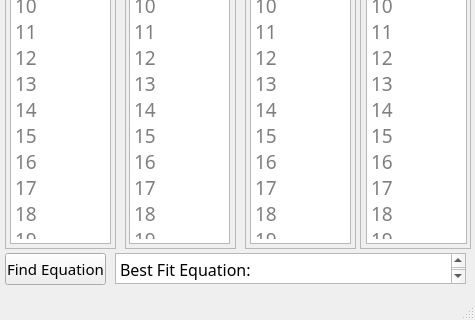
This is obs_cal_window.ui in SASlabgroup/microSWIFT-programmer as Qt 5 draws it before an edit; both pictures show x 0 to 475 and y 425 to 745 of the 475 by 745 pixel window. The edited form follows.
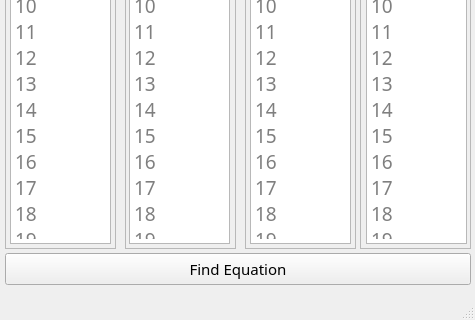
This is the edited form.

Commit message: Added matplotlib graph

Patch:
```diff
--- a/obs_cal_window.ui
+++ b/obs_cal_window.ui
@@ -755,7 +755,7 @@
      <rect>
       <x>5</x>
       <y>650</y>
-      <width>101</width>
+      <width>466</width>
       <height>32</height>
      </rect>
     </property>
@@ -769,26 +769,6 @@
      <string>Find Equation</string>
     </property>
    </widget>
-   <widget class="QTextEdit" name="textEdit">
-    <property name="geometry">
-     <rect>
-      <x>115</x>
-      <y>650</y>
-      <width>351</width>
-      <height>31</height>
-     </rect>
-    </property>
-    <property name="html">
-     <string>&lt;!DOCTYPE HTML PUBLIC &quot;-//W3C//DTD HTML 4.0//EN&quot; &quot;http://www.w3.org/TR/REC-html40/strict.dtd&quot;&gt;
-&lt;html&gt;&lt;head&gt;&lt;meta name=&quot;qrichtext&quot; content=&quot;1&quot; /&gt;&lt;meta charset=&quot;utf-8&quot; /&gt;&lt;style type=&quot;text/css&quot;&gt;
-p, li { white-space: pre-wrap; }
-hr { height: 1px; border-width: 0; }
-li.unchecked::marker { content: &quot;\2610&quot;; }
-li.checked::marker { content: &quot;\2612&quot;; }
-&lt;/style&gt;&lt;/head&gt;&lt;body style=&quot; font-family:'PT Mono'; font-size:12pt; font-weight:400; font-style:normal;&quot;&gt;
-&lt;p style=&quot; margin-top:0px; margin-bottom:0px; margin-left:0px; margin-right:0px; -qt-block-indent:0; text-indent:0px;&quot;&gt;Best Fit Equation:&lt;/p&gt;&lt;/body&gt;&lt;/html&gt;</string>
-    </property>
-   </widget>
   </widget>
   <widget class="QMenuBar" name="menubar">
    <property name="geometry">
```
The commit also changes 1 other file.
